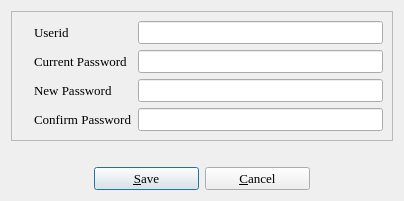
The window that password.ui (textbrowser/biblioteq) describes before a commit, drawn with Qt 5.
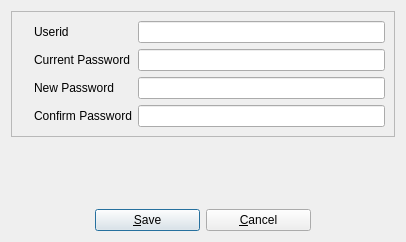
The same window after the commit. Icons and pictures are not drawn.

Commit message: Default fonts. Do not allow users to set their fonts on OS X systems as this distorts widgets.

```diff
--- a/password.ui
+++ b/password.ui
@@ -2,18 +2,20 @@
 <ui version="4.0">
  <class>passSelect</class>
  <widget class="QDialog" name="passSelect">
+  <property name="geometry">
+   <rect>
+    <x>0</x>
+    <y>0</y>
+    <width>406</width>
+    <height>242</height>
+   </rect>
+  </property>
   <property name="maximumSize">
    <size>
     <width>16777215</width>
     <height>16777215</height>
    </size>
   </property>
-  <property name="font">
-   <font>
-    <family>Times</family>
-    <pointsize>10</pointsize>
-   </font>
-  </property>
   <property name="windowTitle">
    <string>BiblioteQ: Password Selection</string>
   </property>
@@ -54,12 +56,6 @@
        <layout class="QGridLayout">
         <item row="0" column="0">
          <widget class="QLabel" name="label_6">
-          <property name="font">
-           <font>
-            <family>Times</family>
-            <pointsize>10</pointsize>
-           </font>
-          </property>
           <property name="text">
            <string>Userid</string>
           </property>
@@ -74,12 +70,6 @@
         </item>
         <item row="2" column="0">
          <widget class="QLabel" name="label_5">
-          <property name="font">
-           <font>
-            <family>Times</family>
-            <pointsize>10</pointsize>
-           </font>
-          </property>
           <property name="text">
            <string>New Password</string>
           </property>
@@ -94,12 +84,6 @@
         </item>
         <item row="3" column="0">
          <widget class="QLabel" name="label_2">
-          <property name="font">
-           <font>
-            <family>Times</family>
-            <pointsize>10</pointsize>
-           </font>
-          </property>
           <property name="text">
            <string>Confirm Password</string>
           </property>
@@ -114,12 +98,6 @@
         </item>
         <item row="1" column="0">
          <widget class="QLabel" name="label_3">
-          <property name="font">
-           <font>
-            <family>Times</family>
-            <pointsize>10</pointsize>
-           </font>
-          </property>
           <property name="text">
            <string>Current Password</string>
           </property>
@@ -173,12 +151,6 @@
          <height>0</height>
         </size>
        </property>
-       <property name="font">
-        <font>
-         <family>Times</family>
-         <pointsize>10</pointsize>
-        </font>
-       </property>
        <property name="text">
         <string>&amp;Save</string>
        </property>
@@ -196,12 +168,6 @@
          <height>0</height>
         </size>
        </property>
-       <property name="font">
-        <font>
-         <family>Times</family>
-         <pointsize>10</pointsize>
-        </font>
-       </property>
        <property name="layoutDirection">
         <enum>Qt::LeftToRight</enum>
        </property>
```
The commit also changes 20 other files.
